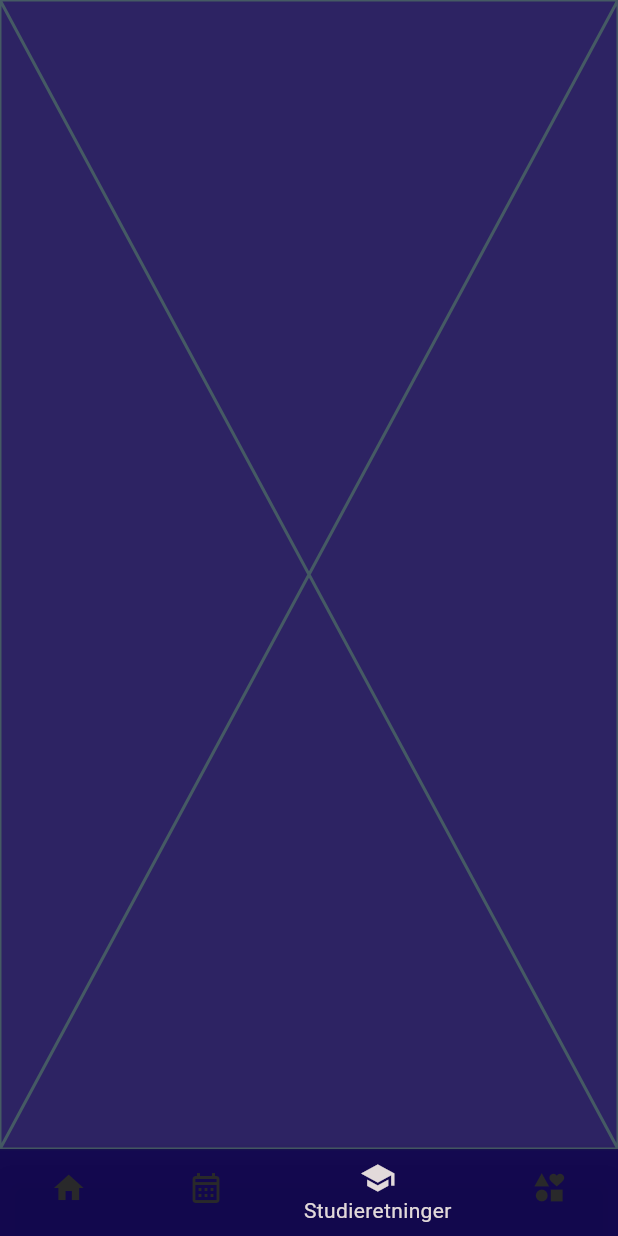
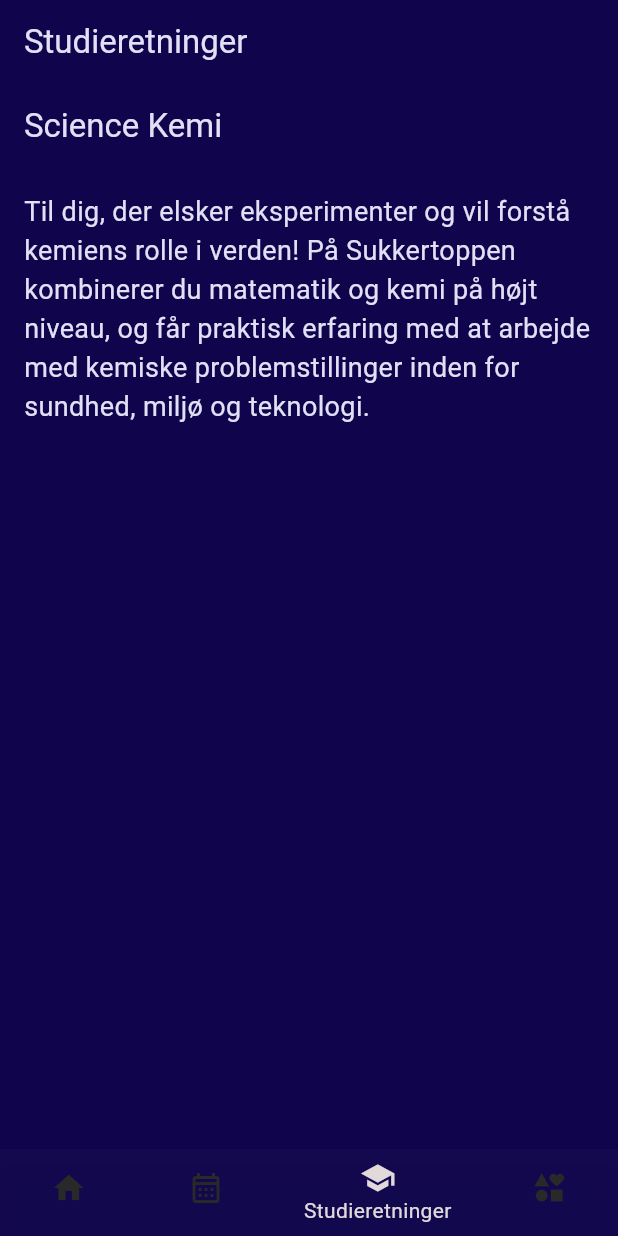
Before and after one commit to ida-fam/sukkertoppen_app, a Flutter app: the screen it shows after launch, item 3 of the bottom bar chosen, on a phone screen of 412 x 824 dp. Run offline on Flutter 3.47's test engine with Material 3 defaults, Android fonts, the phone set to English and light mode, and no system bars.

Commit message:
Prototype af studieretninger

```diff
--- a/lib/main.dart
+++ b/lib/main.dart
@@ -1,4 +1,53 @@
 import 'package:flutter/material.dart';
+
+// Define a global list of course objects
+final List<Map<String, String>> courses = [
+  {
+    'courseName': 'Science Kemi',
+    'description':
+        'Til dig, der elsker eksperimenter og vil forstå kemiens rolle i verden! På Sukkertoppen kombinerer du matematik og kemi på højt niveau, og får praktisk erfaring med at arbejde med kemiske problemstillinger inden for sundhed, miljø og teknologi.'
+  },
+  {
+    'courseName': 'Science Fysik',
+    'description':
+        'for dig, der kan lide formler, facts og forsøg. På Sukkertoppen kombinerer vi matematik og fysik med spændende eksperimenter. Perfekt for dig, der vil forstå naturens love og bruge dem i praksis!'
+  },
+  {
+    'courseName': 'Science Biologi',
+    'description':
+        'Er du nysgerrig på, hvordan naturen og mennesket fungerer? På Sukkertoppen kombinerer vi biologi og matematik for at forstå alt fra mikroskopiske livsformer til komplekse økosystemer. Dyk ned i bioteknologi, sundhed og miljø – og se, hvordan biologisk viden anvendes i praksis.'
+  },
+  {
+    'courseName': 'Geoscience',
+    'description':
+        'For dig, der brænder for klima, miljø og en bæredygtig fremtid! På Sukkertoppen udforsker du jordens tilblivelse, naturfænomener og arbejder med geovidenskab gennem både feltture og eksperimenter. Få indsigt i de vigtige processer, der former vores verden.'
+  },
+  {
+    'courseName': 'Arkitektur og Design:',
+    'description':
+        'For dig, der vil kombinere kreativitet og matematik i arbejdet med design og arkitektur.Her får du mulighed for at udvikle innovative løsninger, fordybe dig i designprocesser og udforske, hvordan matematik kan bruges som et værktøj til at forme fremtidens arkitektur.Bliv en del af et unikt studiemiljø, hvor design og matematik går hånd i hånd.'
+  },
+  {
+    'courseName': 'Teknologi  og Design',
+    'description':
+        'Synes du, det lyder interessant at opfinde og designe løsninger på virkelige problemer? På Sukkertoppen lærer du at udvikle teknologiske produkter og arbejde kreativt med designprocesser – fra idé til færdigt produkt i værkstedet.'
+  },
+  {
+    'courseName': 'Kommunikation og IT',
+    'description':
+        'Brænder du for at bruge kreativitet og IT til at formidle dine ideer? På Sukkertoppen lærer du at kombinere kommunikation, design og teknologi for at skabe effektive løsninger, både digitalt og trykt.'
+  },
+  {
+    'courseName': 'Computerscience - Programmering',
+    'description':
+        'Er du nysgerrig på, hvordan computere virker? På Sukkertoppen lærer du at kode, forstå matematikken bag programmering og bygge dine egne programmer. Få praktisk erfaring og bliv skaber af digitale løsninger.'
+  },
+  {
+    'courseName': 'Computerscience - Informatik',
+    'description':
+        'Er du nysgerrig på, hvordan IT-systemer hænger sammen? På Sukkertoppen lærer du at forstå både hardware og software, og hvordan de arbejder sammen. Få viden og færdigheder til at optimere og udvikle IT-løsninger, der gør en forskel.'
+  },
+];
 
 void main() {
   runApp(MyApp());
@@ -56,7 +105,7 @@ class _MainPageState extends State<MainPage> {
         children: [
           PostItPicturesPage(), // Home page with Post-it pictures
           SkemaSide(), // Skema page
-          Placeholder(), // Studieretninger side
+          StudieretningerSide(), // Studieretninger side
           Placeholder(), // Social media side
           // Add other pages here
         ],
@@ -199,3 +248,48 @@ class PostItPicturesPage extends StatelessWidget {
     );
   }
 }
+
+class StudieretningerSide extends StatelessWidget {
+  @override
+  Widget build(BuildContext context) {
+    return Scaffold(
+      appBar: AppBar(
+        title: Text('Studieretninger'),
+      ),
+      body: PageView(
+        children: courses.map((course) {
+          return CourseDescriptionPage(
+            courseName: course['courseName']!,
+            description: course['description']!,
+          );
+        }).toList(),
+      ),
+    );
+  }
+}
+
+class CourseDescriptionPage extends StatelessWidget {
+  final String courseName;
+  final String description;
+
+  CourseDescriptionPage({required this.courseName, required this.description});
+
+  @override
+  Widget build(BuildContext context) {
+    return Scaffold(
+      appBar: AppBar(
+        title: Text(courseName),
+      ),
+      body: ListView(
+        padding: EdgeInsets.all(16.0),
+        children: [
+          Text(
+            description,
+            style: TextStyle(fontSize: 18),
+          ),
+          // Add more description content here if needed
+        ],
+      ),
+    );
+  }
+}
```
